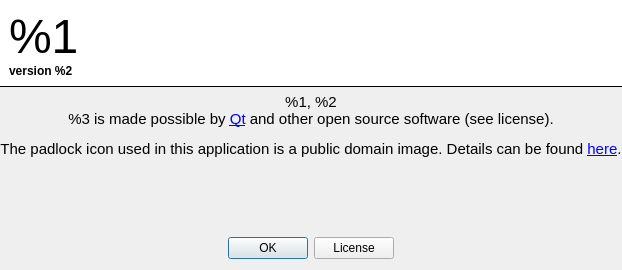
Above: src/desktop/aboutdialog.ui from petroules/silverlock before the change. Below: the same form after it.
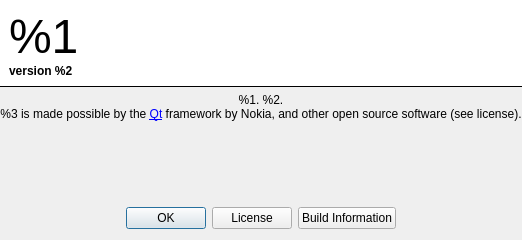
That is the form after the change. Icons and pictures are not drawn.

```diff
--- a/src/desktop/aboutdialog.ui
+++ b/src/desktop/aboutdialog.ui
@@ -6,8 +6,8 @@
    <rect>
     <x>0</x>
     <y>0</y>
-    <width>620</width>
-    <height>270</height>
+    <width>489</width>
+    <height>240</height>
    </rect>
   </property>
   <property name="windowTitle">
@@ -73,8 +73,13 @@
    <item>
     <widget class="QLabel" name="labelInfo">
      <property name="text">
-      <string>&lt;p align=&quot;center&quot; style=&quot;font-size:11pt;&quot;&gt;%1, %2&lt;br /&gt;%3 is made possible by &lt;a href=&quot;http://qt.nokia.com/&quot;&gt;Qt&lt;/a&gt; and other open source software (see license).&lt;/p&gt;
-&lt;p align=&quot;center&quot; style=&quot;font-size:11pt;&quot;&gt;The padlock icon used in this application is a public domain image. Details can be found &lt;a href=&quot;http://www.openclipart.org/detail/33505&quot;&gt;here&lt;/a&gt;.&lt;/p&gt;</string>
+      <string>&lt;p&gt;%1. %2.&lt;br /&gt;%3 is made possible by the &lt;a href=&quot;http://qt.nokia.com/&quot;&gt;Qt&lt;/a&gt; framework by Nokia, and other open source software (see license).&lt;/p&gt;</string>
+     </property>
+     <property name="alignment">
+      <set>Qt::AlignCenter</set>
+     </property>
+     <property name="margin">
+      <number>8</number>
      </property>
      <property name="openExternalLinks">
       <bool>true</bool>
@@ -123,6 +128,13 @@
        </property>
       </widget>
      </item>
+     <item>
+      <widget class="QPushButton" name="buildInfoPushButton">
+       <property name="text">
+        <string>Build Information</string>
+       </property>
+      </widget>
+     </item>
      <item>
       <spacer name="horizontalSpacer_3">
        <property name="orientation">
```
Left out of the diff: 23 changed lines with no effect on the pictures.
